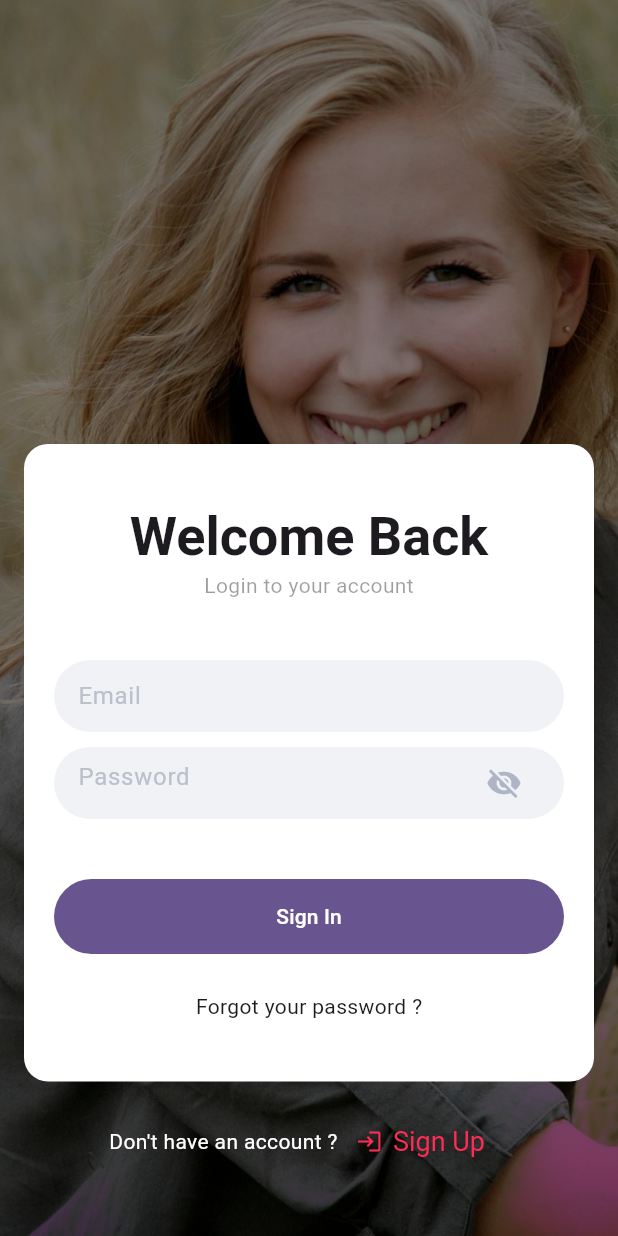
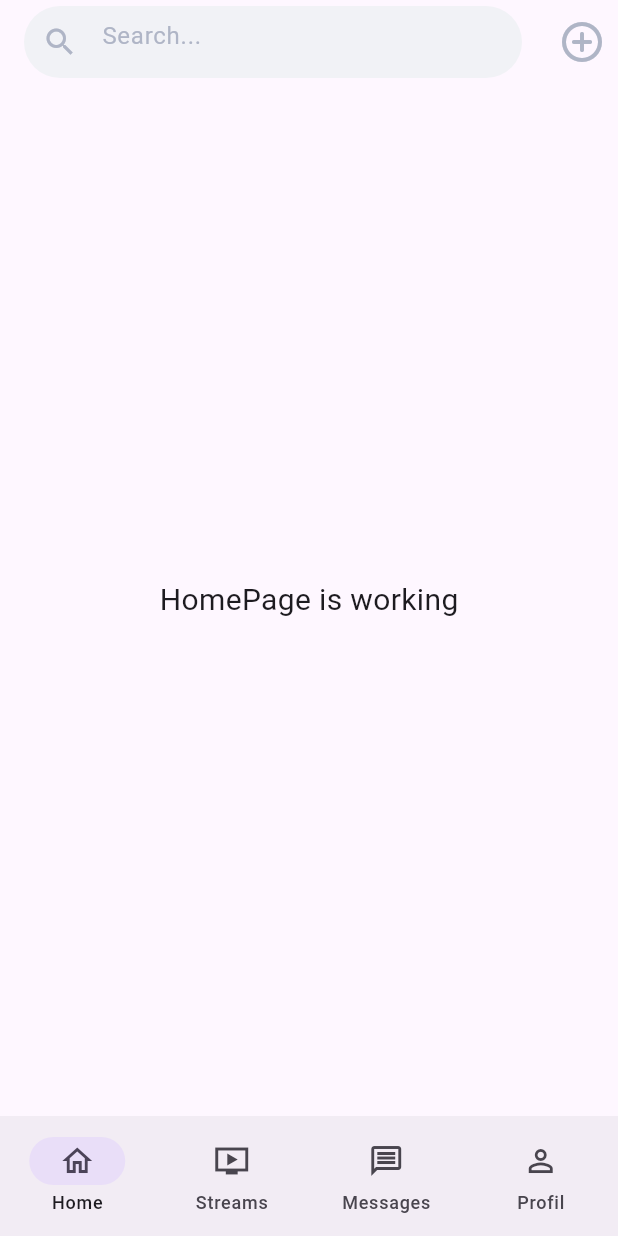
Before and after one commit to Jeremi-Koloma/my_social_media, a Flutter app: the screen it shows after launch, on a phone screen of 412 x 824 dp. Run offline on Flutter 3.47's test engine with Material 2 defaults, Android fonts, the phone set to English and light mode, and no system bars; our stand-ins replace get.

Commit message:
Refactoring the Login and Register form

```diff
--- /dev/null
+++ b/lib/home/home_page.dart
@@ -0,0 +1,49 @@
+import 'package:flutter/material.dart';
+
+class HomePage extends StatelessWidget {
+  const HomePage({super.key});
+
+  @override
+  Widget build(BuildContext context) {
+    return Scaffold(
+      appBar: AppBar(
+        elevation: 0,
+        title: Container(
+          width: double.infinity,
+          decoration: const BoxDecoration(
+              color: Color(0xffF1F2F6),
+              borderRadius: BorderRadius.all(Radius.circular(50.0))),
+          child: TextFormField(
+            decoration: InputDecoration(
+                hintText: 'Search...',
+                hintStyle: const TextStyle(color: Color(0xffAFB5C6)),
+                prefixIcon: IconButton(
+                  onPressed: () {},
+                  icon: const Icon(
+                    Icons.search,
+                    color: Color(0xffAFB5C6),
+                  ),
+                ),
+                border: InputBorder.none),
+          ),
+        ),
+        actions: [
+          IconButton(
+            onPressed: () {},
+            icon: const Icon(
+              Icons.add_circle_outline_rounded,
+              size: 32.0,
+              color: Color(0xffAFB5C6),
+            ),
+          )
+        ],
+      ),
+      body: const Center(
+        child: Text(
+          'HomePage is working',
+          style: TextStyle(fontSize: 20),
+        ),
+      ),
+    );
+  }
+}
--- a/lib/login/login_page.dart
+++ b/lib/login/login_page.dart
@@ -11,8 +11,19 @@ class LoginPage extends StatelessWidget {
   Widget build(BuildContext context) {
     // Le thème de couleur de notre application
     final textTheme = Theme.of(context).textTheme;
-    // créeons une instance de notre contoller Login
+    // créeons une instance de notre contoller Login pour la validation
     var controller = LoginController();
+    // Une variable globale de padding
+    const myPadding = EdgeInsets.only(left: 16.0, right: 16.0);
+    // une variable globale de boxDecoration
+    var myBoxDecoration = BoxDecoration(
+      borderRadius: BorderRadius.circular(50.0),
+      color: const Color(0xffF1F2F6),
+    );
+    // Une variable globale pour la couleur des label
+    const myHintTextStyle = TextStyle(
+      color: Color(0xffBCC0CA),
+    );
     return SafeArea(
       child: Stack(
         children: [
@@ -53,18 +64,14 @@ class LoginPage extends StatelessWidget {
                             height: 40.0,
                           ),
                           Container(
-                            padding:
-                                const EdgeInsets.only(left: 16.0, right: 16.0),
-                            decoration: BoxDecoration(
-                              borderRadius: BorderRadius.circular(50.0),
-                              color: const Color(0xffF1F2F6),
-                            ),
+                            padding: myPadding,
+                            decoration: myBoxDecoration,
                             child: TextFormField(
                               validator: controller.validateEmail,
                               keyboardType: TextInputType.emailAddress,
                               decoration: const InputDecoration(
                                 hintText: 'Email',
-                                hintStyle: TextStyle(color: Color(0xffBCC0CA)),
+                                hintStyle: myHintTextStyle,
                                 border: InputBorder.none,
                               ),
                             ),
@@ -73,20 +80,15 @@ class LoginPage extends StatelessWidget {
                             height: 10.0,
                           ),
                           Container(
-                            padding:
-                                const EdgeInsets.only(left: 16.0, right: 16.0),
-                            decoration: BoxDecoration(
-                              borderRadius: BorderRadius.circular(50.0),
-                              color: const Color(0xffF1F2F6),
-                            ),
+                            padding: myPadding,
+                            decoration: myBoxDecoration,
                             child: Obx(() {
                               return TextFormField(
                                 validator: controller.validatePassword,
                                 obscureText: !controller.showEyePassword.value,
                                 decoration: InputDecoration(
                                   hintText: 'Password',
-                                  hintStyle:
-                                      const TextStyle(color: Color(0xffBCC0CA)),
+                                  hintStyle: myHintTextStyle,
                                   border: InputBorder.none,
                                   suffixIcon: IconButton(
                                     onPressed: () {
--- a/lib/main.dart
+++ b/lib/main.dart
@@ -1,6 +1,7 @@
 import 'package:flutter/material.dart';
 import 'package:get/route_manager.dart';
-import 'package:my_social_media/login/login_page.dart';
+//import 'package:my_social_media/login/login_page.dart';
+import 'package:my_social_media/navigation_menu_bar/navigation_menu_bar_page.dart';
 
 void main() {
   runApp(const MyApp());
@@ -20,7 +21,7 @@ class MyApp extends StatelessWidget {
             seedColor: Colors.deepPurple, brightness: Brightness.light),
         useMaterial3: true,
       ),
-      home: const LoginPage(),
+      home: const NavigationMenuBarPage(),
     );
   }
 }
--- a/lib/navigation_menu_bar/navigationbar_controller.dart
+++ b/lib/navigation_menu_bar/navigationbar_controller.dart
@@ -1,5 +1,6 @@
 import 'package:flutter/material.dart';
 import 'package:get/get.dart';
+import 'package:my_social_media/home/home_page.dart';
 
 class NavigationbarController extends GetxController {
   // une variable qui va retourné le menu selectionné par l'utilisateur
@@ -7,7 +8,7 @@ class NavigationbarController extends GetxController {
 
   // L'ecran
   final screens = [
-    Container(color: Colors.amber),
+    const HomePage(),
     Container(color: Colors.green),
     Container(color: Colors.purple),
     Container(color: Colors.grey),
```
Also changed, not shown: lib/register/register_page.dart (+23 -44 lines).
